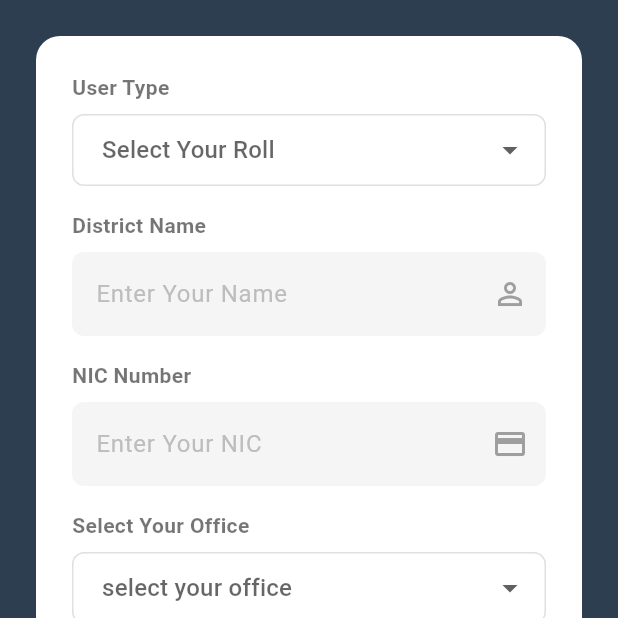
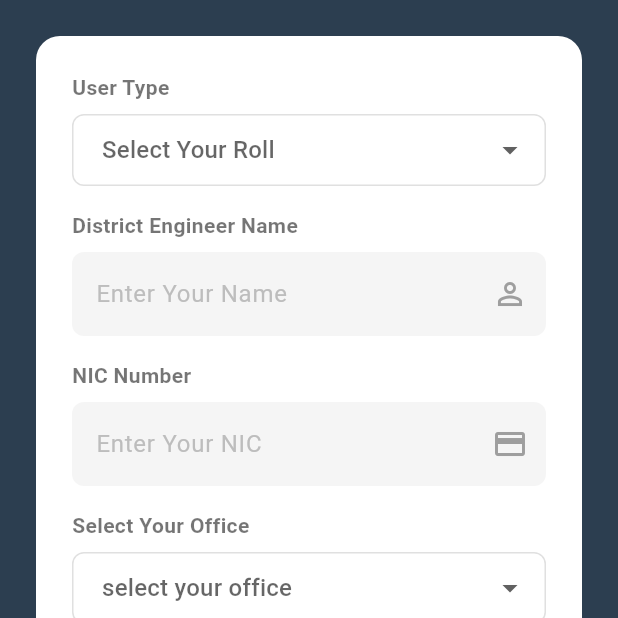
Before and after one commit to Vihanga-manodhya/buildCare-app, a Flutter app: the SignUpScreen screen opened directly, on a phone screen of 412 x 824 dp, the top half of it. Run offline on Flutter 3.47's test engine with Material 3 defaults, Android fonts, the phone set to English and light mode, and no system bars.

Commit message:
Update
District Engineer Name

```diff
--- a/lib/DistrictEng/signup.dart
+++ b/lib/DistrictEng/signup.dart
@@ -43,7 +43,7 @@ class _SignUpScreenState extends State<SignUpScreen> {
                     const SizedBox(height: 16),
 
                     // --- Name Field ---
-                    _buildLabel('District Name'),
+                    _buildLabel('District Engineer Name'),
                     _buildTextField(
                       hint: 'Enter Your Name',
                       icon: Icons.person_outline,
```
